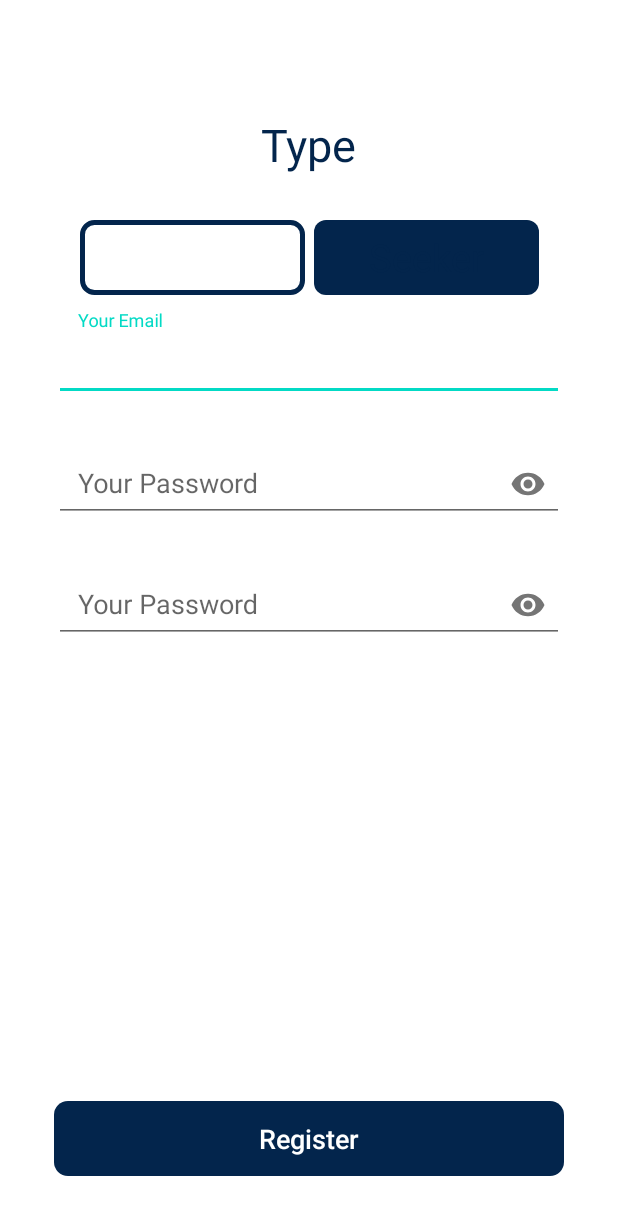
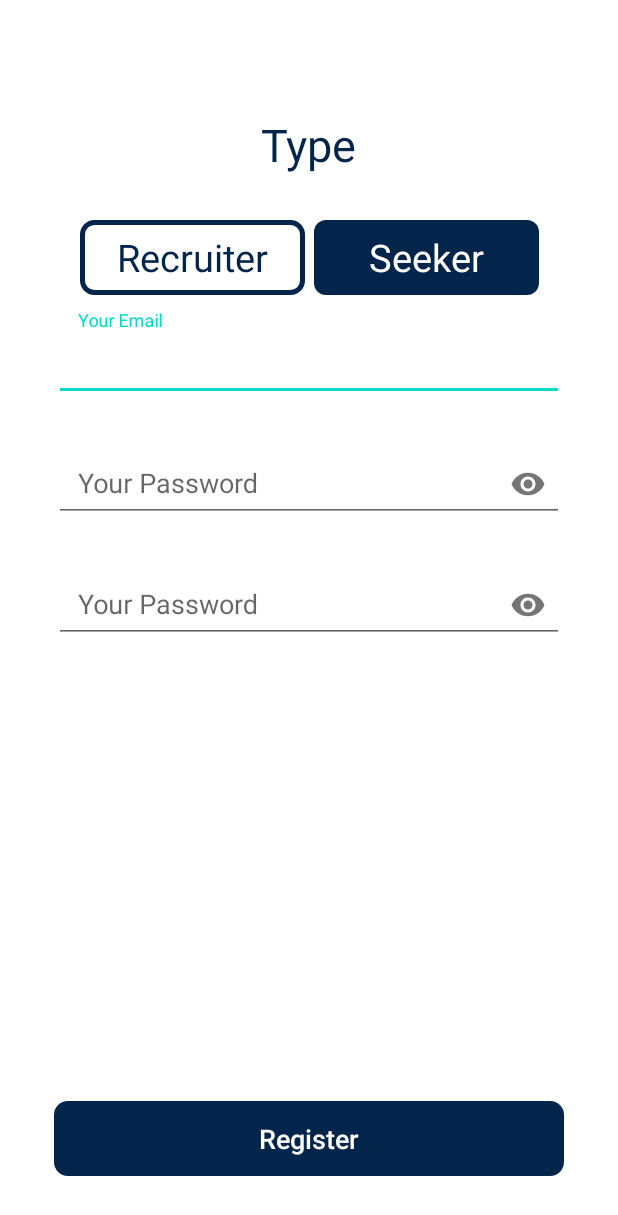
Before and after one commit to Muvazana/Kerjo_RPLGDC, an Android app: the RegisActivity screen opened directly, with no data from a screen before it, after a tap on "Seeker", on a phone screen of 412 x 824 dp. Shown: the top 1215 px of the screen. Run offline under Robolectric (Android 15) with nearby library versions, the phone set to English and light mode, and no system bars.

Commit message:
Update design registrasi

```diff
--- a/app/src/main/java/com/example/kerjo_rplgdc/activity/RegisActivity.kt
+++ b/app/src/main/java/com/example/kerjo_rplgdc/activity/RegisActivity.kt
@@ -4,7 +4,9 @@ import android.os.Bundle
 import android.text.Editable
 import android.text.TextWatcher
 import android.util.Patterns
+import android.view.View
 import androidx.appcompat.app.AppCompatActivity
+import androidx.core.content.ContextCompat
 import com.example.kerjo_rplgdc.R
 import kotlinx.android.synthetic.main.activity_regis.*
 
@@ -138,4 +140,14 @@ class RegisActivity : AppCompatActivity() {
             }
         })
     }
+
+    fun onRadioButtonChecked(view: View) {
+        if (rbReqruiter.isChecked) {
+            rbReqruiter.setTextColor(ContextCompat.getColor(this, R.color.colorWhite))
+            rbSeeker.setTextColor(ContextCompat.getColor(this, R.color.colorPrimaryDark))
+        } else {
+            rbReqruiter.setTextColor(ContextCompat.getColor(this, R.color.colorPrimaryDark))
+            rbSeeker.setTextColor(ContextCompat.getColor(this, R.color.colorWhite))
+        }
+    }
 }
```
